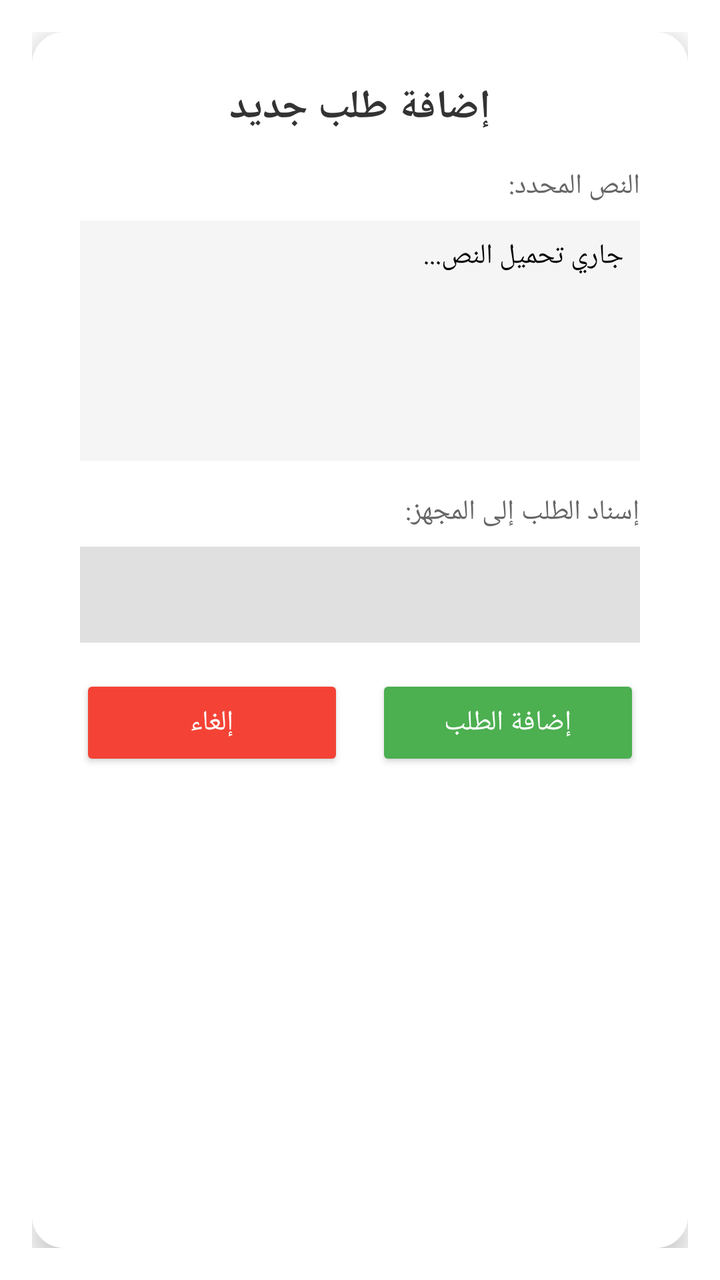
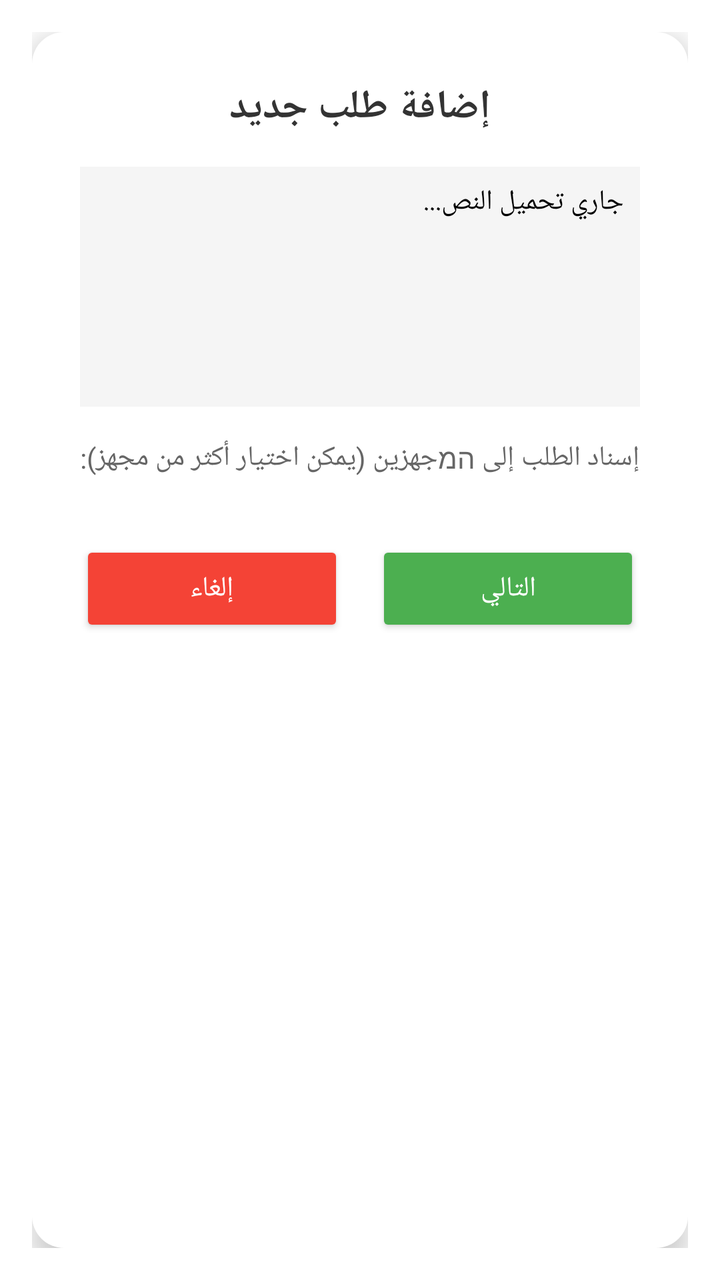

The first picture is an Android layout as it rendered before a commit; the second is the same layout after the commit. The layout source and the unified diff follow.
<!-- AndroidManifest.xml: activity theme Theme.AppCompat.Dialog -->
<!-- res/layout/activity_quick_draft.xml -->
<?xml version="1.0" encoding="utf-8"?>
<LinearLayout xmlns:android="http://schemas.android.com/apk/res/android"
    android:layout_width="match_parent"
    android:layout_height="wrap_content"
    android:orientation="vertical"
    android:padding="24dp"
    android:background="@drawable/bg_dialog_rounded"
    android:layout_margin="16dp"
    android:elevation="8dp">

    <TextView
        android:layout_width="match_parent"
        android:layout_height="wrap_content"
        android:text="إضافة طلب جديد"
        android:textSize="20sp"
        android:textStyle="bold"
        android:textColor="#333333"
        android:gravity="center"
        android:layout_marginBottom="16dp" />

    <TextView
        android:layout_width="match_parent"
        android:layout_height="wrap_content"
        android:text="النص المحدد:"
        android:textSize="14sp"
        android:textColor="#666666"
        android:layout_marginBottom="8dp" />

    <ScrollView
        android:layout_width="match_parent"
        android:layout_height="120dp"
        android:background="#F5F5F5"
        android:padding="8dp"
        android:layout_marginBottom="16dp">

        <TextView
            android:id="@+id/tvSelectedText"
            android:layout_width="match_parent"
            android:layout_height="wrap_content"
            android:textColor="#000000"
            android:textSize="14sp"
            android:text="جاري تحميل النص..." />

    </ScrollView>

    <TextView
        android:layout_width="match_parent"
        android:layout_height="wrap_content"
        android:text="إسناد الطلب إلى المجهز:"
        android:textSize="14sp"
        android:textColor="#666666"
        android:layout_marginBottom="8dp" />

    <Spinner
        android:id="@+id/spinnerPreparers"
        android:layout_width="match_parent"
        android:layout_height="48dp"
        android:background="#E0E0E0"
        android:layout_marginBottom="16dp" />

    <TextView
        android:id="@+id/tvRegionLabel"
        android:layout_width="match_parent"
        android:layout_height="wrap_content"
        android:text="المنطقة مبهمة، يرجى اختيار المنطقة الدقيقة:"
        android:textSize="14sp"
        android:textColor="#F44336"
        android:textStyle="bold"
        android:visibility="gone"
        android:layout_marginBottom="8dp" />

    <Spinner
        android:id="@+id/spinnerRegions"
        android:layout_width="match_parent"
        android:layout_height="48dp"
        android:background="#FFCDD2"
        android:visibility="gone"
        android:layout_marginBottom="24dp" />

    <ProgressBar
        android:id="@+id/progressBar"
        android:layout_width="wrap_content"
        android:layout_height="wrap_content"
        android:layout_gravity="center"
        android:visibility="gone"
        android:layout_marginBottom="16dp"/>

    <LinearLayout
        android:layout_width="match_parent"
        android:layout_height="wrap_content"
        android:orientation="horizontal">

        <Button
            android:id="@+id/btnCancel"
            android:layout_width="0dp"
            android:layout_weight="1"
            android:layout_height="wrap_content"
            android:text="إلغاء"
            android:backgroundTint="#F44336"
            android:textColor="#FFFFFF"
            android:layout_marginEnd="8dp" />

        <Button
            android:id="@+id/btnSubmit"
            android:layout_width="0dp"
            android:layout_weight="1"
            android:layout_height="wrap_content"
            android:text="إضافة الطلب"
            android:backgroundTint="#4CAF50"
            android:textColor="#FFFFFF"
            android:layout_marginStart="8dp" />
    </LinearLayout>

</LinearLayout>
<!-- resources referenced by this layout -->
<resources>
  <!-- drawable bg_dialog_rounded (drawable) -->
  <?xml version="1.0" encoding="utf-8"?>
  <shape xmlns:android="http://schemas.android.com/apk/res/android">
      <solid android:color="#FFFFFF" />
      <corners android:radius="16dp" />
  </shape>
</resources>

<!-- the commit's change to res/layout/activity_quick_draft.xml (unified diff, before → after) -->
@@ -1,5 +1,6 @@
 <?xml version="1.0" encoding="utf-8"?>
 <LinearLayout xmlns:android="http://schemas.android.com/apk/res/android"
+    xmlns:app="http://schemas.android.com/apk/res-auto"
     android:layout_width="match_parent"
     android:layout_height="wrap_content"
     android:orientation="vertical"
@@ -9,6 +10,7 @@
     android:elevation="8dp">
 
     <TextView
+        android:id="@+id/tvMainTitle"
         android:layout_width="match_parent"
         android:layout_height="wrap_content"
         android:text="إضافة طلب جديد"
@@ -17,14 +19,6 @@
         android:textColor="#333333"
         android:gravity="center"
         android:layout_marginBottom="16dp" />
-
-    <TextView
-        android:layout_width="match_parent"
-        android:layout_height="wrap_content"
-        android:text="النص المحدد:"
-        android:textSize="14sp"
-        android:textColor="#666666"
-        android:layout_marginBottom="8dp" />
 
     <ScrollView
         android:layout_width="match_parent"
@@ -40,42 +34,7 @@
             android:textColor="#000000"
             android:textSize="14sp"
             android:text="جاري تحميل النص..." />
-
     </ScrollView>
-
-    <TextView
-        android:layout_width="match_parent"
-        android:layout_height="wrap_content"
-        android:text="إسناد الطلب إلى المجهز:"
-        android:textSize="14sp"
-        android:textColor="#666666"
-        android:layout_marginBottom="8dp" />
-
-    <Spinner
-        android:id="@+id/spinnerPreparers"
-        android:layout_width="match_parent"
-        android:layout_height="48dp"
-        android:background="#E0E0E0"
-        android:layout_marginBottom="16dp" />
-
-    <TextView
-        android:id="@+id/tvRegionLabel"
-        android:layout_width="match_parent"
-        android:layout_height="wrap_content"
-        android:text="المنطقة مبهمة، يرجى اختيار المنطقة الدقيقة:"
-        android:textSize="14sp"
-        android:textColor="#F44336"
-        android:textStyle="bold"
-        android:visibility="gone"
-        android:layout_marginBottom="8dp" />
-
-    <Spinner
-        android:id="@+id/spinnerRegions"
-        android:layout_width="match_parent"
-        android:layout_height="48dp"
-        android:background="#FFCDD2"
-        android:visibility="gone"
-        android:layout_marginBottom="24dp" />
 
     <ProgressBar
         android:id="@+id/progressBar"
@@ -85,30 +44,137 @@
         android:visibility="gone"
         android:layout_marginBottom="16dp"/>
 
+    
     <LinearLayout
+        android:id="@+id/layoutStep1"
         android:layout_width="match_parent"
         android:layout_height="wrap_content"
-        android:orientation="horizontal">
+        android:orientation="vertical">
 
-        <Button
-            android:id="@+id/btnCancel"
-            android:layout_width="0dp"
-            android:layout_weight="1"
+        <TextView
+            android:layout_width="match_parent"
             android:layout_height="wrap_content"
-            android:text="إلغاء"
-            android:backgroundTint="#F44336"
-            android:textColor="#FFFFFF"
-            android:layout_marginEnd="8dp" />
+            android:text="إسناد الطلب إلى המجهزين (يمكن اختيار أكثر من مجهز):"
+            android:textSize="14sp"
+            android:textColor="#666666"
+            android:layout_marginBottom="8dp" />
 
-        <Button
-            android:id="@+id/btnSubmit"
-            android:layout_width="0dp"
-            android:layout_weight="1"
+        <HorizontalScrollView
+            android:layout_width="match_parent"
             android:layout_height="wrap_content"
-            android:text="إضافة الطلب"
-            android:backgroundTint="#4CAF50"
-            android:textColor="#FFFFFF"
-            android:layout_marginStart="8dp" />
+            android:layout_marginBottom="24dp"
+            android:scrollbars="none">
+
+            <com.google.android.material.chip.ChipGroup
+                android:id="@+id/chipGroupPreparers"
+                android:layout_width="wrap_content"
+                android:layout_height="wrap_content"
+                app:singleSelection="false"
+                app:chipSpacingHorizontal="8dp" />
+        </HorizontalScrollView>
+
+        <LinearLayout
+            android:layout_width="match_parent"
+            android:layout_height="wrap_content"
+            android:orientation="horizontal">
+
+            <Button
+                android:id="@+id/btnCancel1"
+                android:layout_width="0dp"
+                android:layout_weight="1"
+                android:layout_height="wrap_content"
+                android:text="إلغاء"
+                android:backgroundTint="#F44336"
+                android:textColor="#FFFFFF"
+                android:layout_marginEnd="8dp" />
+
+            <Button
+                android:id="@+id/btnNext"
+                android:layout_width="0dp"
+                android:layout_weight="1"
+                android:layout_height="wrap_content"
+                android:text="التالي"
+                android:backgroundTint="#4CAF50"
+                android:textColor="#FFFFFF"
+                android:layout_marginStart="8dp" />
+        </LinearLayout>
+    </LinearLayout>
+
+    
+    <LinearLayout
+        android:id="@+id/layoutStep2"
+        android:layout_width="match_parent"
+        android:layout_height="wrap_content"
+        android:orientation="vertical"
+        android:visibility="gone">
+
+        <TextView
+            android:layout_width="match_parent"
+            android:layout_height="wrap_content"
+            android:text="المنطقة مبهمة، يرجى اختيار المنطقة الدقيقة:"
+            android:textSize="14sp"
+            android:textColor="#F44336"
+            android:textStyle="bold"
+            android:layout_marginBottom="8dp" />
+
+        <HorizontalScrollView
+            android:layout_width="match_parent"
+            android:layout_height="wrap_content"
+            android:layout_marginBottom="8dp"
+            android:scrollbars="none">
+
+            <com.google.android.material.chip.ChipGroup
+                android:id="@+id/chipGroupRegions"
+                android:layout_width="wrap_content"
+                android:layout_height="wrap_content"
+                app:singleSelection="true"
+                app:selectionRequired="false"
+                app:chipSpacingHorizontal="8dp" />
+        </HorizontalScrollView>
+
+        <TextView
+            android:layout_width="match_parent"
+            android:layout_height="wrap_content"
+            android:text="أو ابحث عن منطقة أخرى:"
+            android:textSize="14sp"
+            android:textColor="#666666"
+            android:layout_marginBottom="4dp" />
+
+        <AutoCompleteTextView
+            android:id="@+id/autoCompleteRegions"
+            android:layout_width="match_parent"
+            android:layout_height="48dp"
+            android:background="#E0E0E0"
+            android:padding="8dp"
+            android:hint="اكتب اسم المنطقة..."
+            android:layout_marginBottom="24dp"
+            android:completionThreshold="1" />
+
+        <LinearLayout
+            android:layout_width="match_parent"
+            android:layout_height="wrap_content"
+            android:orientation="horizontal">
+
+            <Button
+                android:id="@+id/btnBack"
+                android:layout_width="0dp"
+                android:layout_weight="1"
+                android:layout_height="wrap_content"
+                android:text="رجوع"
+                android:backgroundTint="#9E9E9E"
+                android:textColor="#FFFFFF"
+                android:layout_marginEnd="8dp" />
+
+            <Button
+                android:id="@+id/btnSubmitFinal"
+                android:layout_width="0dp"
+                android:layout_weight="1"
+                android:layout_height="wrap_content"
+                android:text="تأكيد وإرسال"
+                android:backgroundTint="#4CAF50"
+                android:textColor="#FFFFFF"
+                android:layout_marginStart="8dp" />
+        </LinearLayout>
     </LinearLayout>
 
 </LinearLayout>
